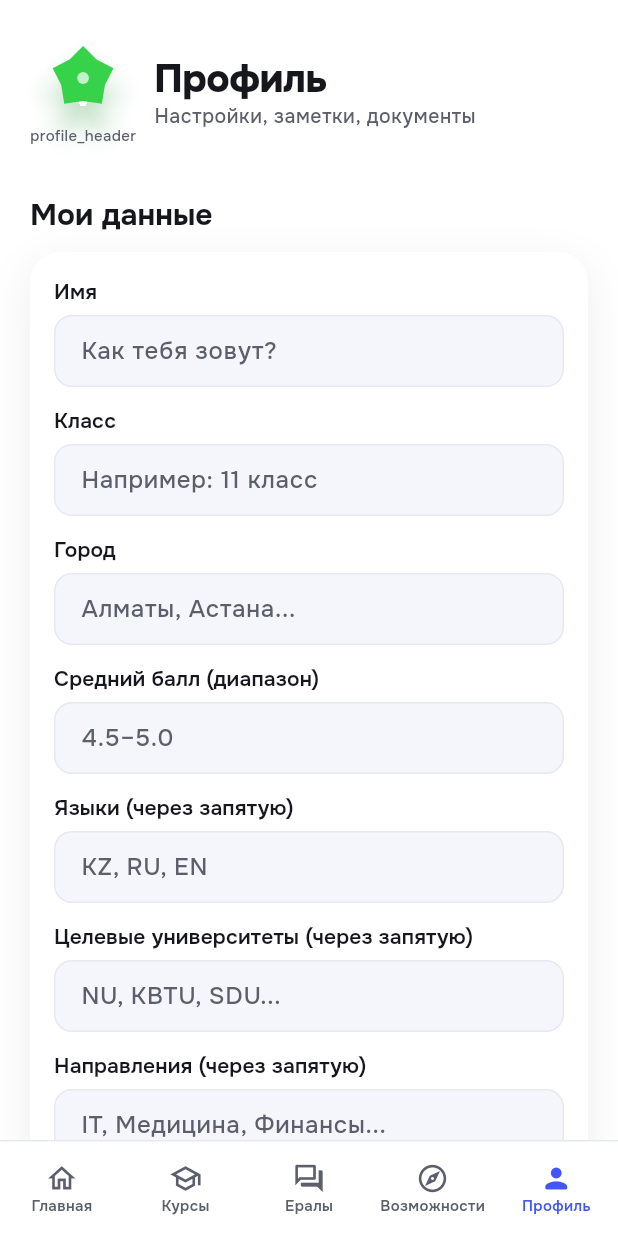
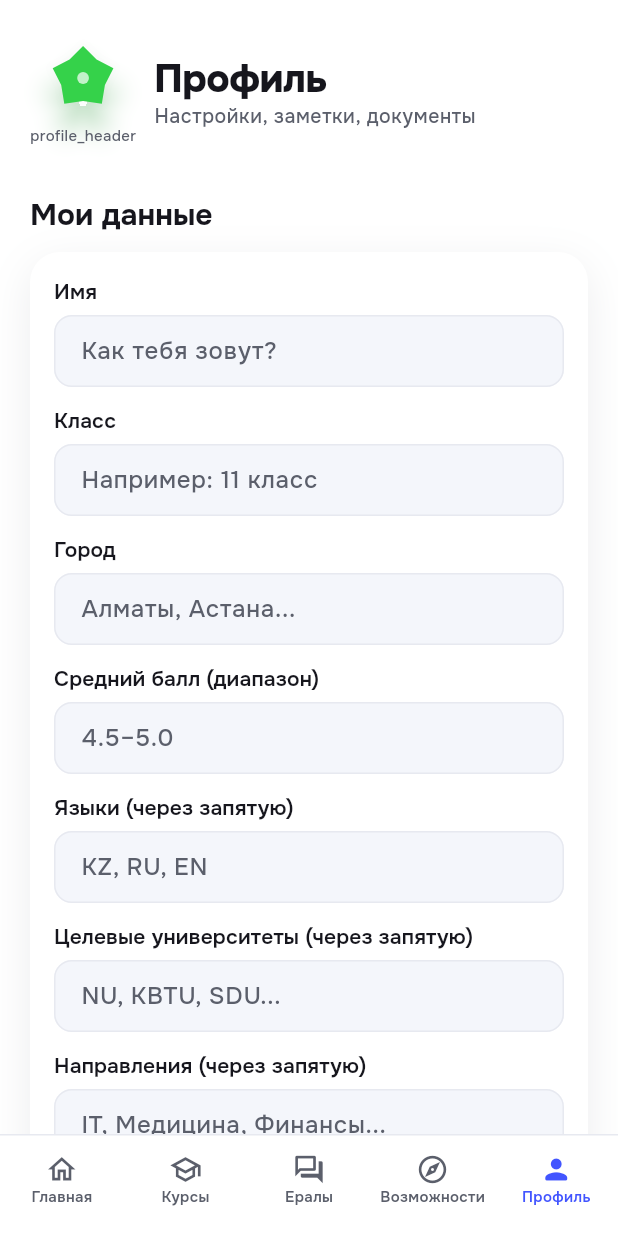
Before and after one commit to frsanzhar/AdmityApp, a Flutter app: the ProfileScreen screen opened by its route, on a phone screen of 412 x 824 dp. Run offline on Flutter 3.47's test engine with Material 3 defaults, Android fonts, the phone set to English and light mode, and no system bars; our stand-ins replace flutter_riverpod, go_router, google_fonts, hive_flutter, rive, supabase_flutter; accounts and stored records are empty; statements that could not run were skipped.

Commit message:
foundation: extend StudentProfile, onboarding/career-test routes, lower nav, +flutter_animate, -fl_chart

```diff
--- a/lib/core/router/app_router.dart
+++ b/lib/core/router/app_router.dart
@@ -2,9 +2,11 @@ import 'package:admity/features/courses/presentation/courses_screen.dart';
 import 'package:admity/features/home/presentation/home_screen.dart';
 import 'package:admity/features/lesson/presentation/lesson_screen.dart';
 import 'package:admity/features/mentor/presentation/mentor_screen.dart';
+import 'package:admity/features/onboarding/presentation/onboarding_screen.dart';
 import 'package:admity/features/opportunities/presentation/opportunities_screen.dart';
 import 'package:admity/features/opportunities/presentation/scholarship_apply_screen.dart';
 import 'package:admity/features/opportunities/presentation/scholarship_detail_screen.dart';
+import 'package:admity/features/profile/presentation/career_test_screen.dart';
 import 'package:admity/features/profile/presentation/profile_screen.dart';
 import 'package:admity/features/splash/presentation/splash_screen.dart';
 import 'package:admity/shared/widgets/app_bottom_nav.dart';
@@ -16,6 +18,10 @@ GoRouter createRouter() {
     initialLocation: '/',
     routes: [
       GoRoute(path: '/', builder: (context, state) => const SplashScreen()),
+      // Animated onboarding — full-screen, shown when profile is incomplete.
+      GoRoute(path: '/onboarding', builder: (context, state) => const OnboardingScreen()),
+      // Career-orientation test — full-screen, launched from Profile.
+      GoRoute(path: '/career-test', builder: (context, state) => const CareerTestScreen()),
       // Full-screen lesson route — outside the tab shell so it covers the bottom nav.
       GoRoute(path: '/lesson', builder: (context, state) => const LessonScreen()),
       // Full-screen scholarship detail + apply routes — outside the tab shell.
--- a/lib/features/profile/domain/profile_model.dart
+++ b/lib/features/profile/domain/profile_model.dart
@@ -16,6 +16,13 @@ class StudentProfile {
     this.grade,
     this.city,
     this.gpaBand,
+    this.gpa,
+    this.interests = const [],
+    this.ieltsScore,
+    this.satScore,
+    this.toeflScore,
+    this.careerResult,
+    this.onboardingComplete = false,
     this.targetUniversities = const [],
     this.targetMajors = const [],
     this.languages = const [],
@@ -28,6 +35,13 @@ class StudentProfile {
       grade: json['grade'] as String?,
       city: json['city'] as String?,
       gpaBand: json['gpa_band'] as String?,
+      gpa: json['gpa'] as String?,
+      interests: _stringList(json['interests']),
+      ieltsScore: json['ielts_score'] as String?,
+      satScore: json['sat_score'] as String?,
+      toeflScore: json['toefl_score'] as String?,
+      careerResult: json['career_result'] as String?,
+      onboardingComplete: (json['onboarding_complete'] as bool?) ?? false,
       targetUniversities: _stringList(json['target_universities']),
       targetMajors: _stringList(json['target_majors']),
       languages: _stringList(json['languages']),
@@ -39,15 +53,32 @@ class StudentProfile {
   /// Student's display name (optional, user-chosen).
   final String? name;
 
-  /// School grade (e.g. "11 класс").
+  /// School grade / class (e.g. "11 класс") — drives course selection.
   final String? grade;
 
-  /// City / region string.
+  /// City / region string — used to surface nearby events (§7.6).
   final String? city;
 
   /// GPA as a rough band string (e.g. "4.5–5.0") — never a raw number sent
   /// to the server; see CLAUDE.md on PII minimisation.
   final String? gpaBand;
+
+  /// Average grade / GPA as the student entered it during onboarding.
+  final String? gpa;
+
+  /// Interests / hobbies — drive course suggestions + project ideas (§7.6).
+  final List<String> interests;
+
+  /// Standardized exam scores (null = not taken). Strings keep them flexible.
+  final String? ieltsScore;
+  final String? satScore;
+  final String? toeflScore;
+
+  /// Career-orientation test result label (null until the test is taken).
+  final String? careerResult;
+
+  /// Whether the student finished the onboarding flow (gates the intro).
+  final bool onboardingComplete;
 
   /// Universities the student is targeting.
   final List<String> targetUniversities;
@@ -63,6 +94,13 @@ class StudentProfile {
     String? grade,
     String? city,
     String? gpaBand,
+    String? gpa,
+    List<String>? interests,
+    String? ieltsScore,
+    String? satScore,
+    String? toeflScore,
+    String? careerResult,
+    bool? onboardingComplete,
     List<String>? targetUniversities,
     List<String>? targetMajors,
     List<String>? languages,
@@ -72,6 +110,13 @@ class StudentProfile {
       grade: grade ?? this.grade,
       city: city ?? this.city,
       gpaBand: gpaBand ?? this.gpaBand,
+      gpa: gpa ?? this.gpa,
+      interests: interests ?? this.interests,
+      ieltsScore: ieltsScore ?? this.ieltsScore,
+      satScore: satScore ?? this.satScore,
+      toeflScore: toeflScore ?? this.toeflScore,
+      careerResult: careerResult ?? this.careerResult,
+      onboardingComplete: onboardingComplete ?? this.onboardingComplete,
       targetUniversities: targetUniversities ?? this.targetUniversities,
       targetMajors: targetMajors ?? this.targetMajors,
       languages: languages ?? this.languages,
@@ -84,6 +129,13 @@ class StudentProfile {
         'grade': grade,
         'city': city,
         'gpa_band': gpaBand,
+        'gpa': gpa,
+        'interests': interests,
+        'ielts_score': ieltsScore,
+        'sat_score': satScore,
+        'toefl_score': toeflScore,
+        'career_result': careerResult,
+        'onboarding_complete': onboardingComplete,
         'target_universities': targetUniversities,
         'target_majors': targetMajors,
         'languages': languages,
--- a/lib/shared/widgets/app_bottom_nav.dart
+++ b/lib/shared/widgets/app_bottom_nav.dart
@@ -49,8 +49,9 @@ class AppBottomNav extends StatelessWidget {
       ),
       child: SafeArea(
         top: false,
+        minimum: const EdgeInsets.only(bottom: 8),
         child: SizedBox(
-          height: 64,
+          height: 60,
           child: Row(
             children: [
               for (var i = 0; i < items.length; i++)
--- a/pubspec.yaml
+++ b/pubspec.yaml
@@ -34,7 +34,6 @@ dependencies:
   # The following adds the Cupertino Icons font to your application.
   # Use with the CupertinoIcons class for iOS style icons.
   cupertino_icons: ^1.0.8
-  fl_chart: ^1.2.0
   flutter_riverpod: ^3.3.2
   go_router: ^17.3.0
   supabase_flutter: ^2.15.0
@@ -43,6 +42,7 @@ dependencies:
   hive_flutter: ^1.1.0
   path_provider: ^2.1.6
   rive: ^0.14.9
+  flutter_animate: ^4.5.2
 
 dev_dependencies:
   flutter_test:
```
Also changed, not shown: lib/features/onboarding/presentation/onboarding_screen.dart (added, +18 -0 lines), lib/features/profile/presentation/career_test_screen.dart (added, +18 -0 lines), pubspec.lock.
